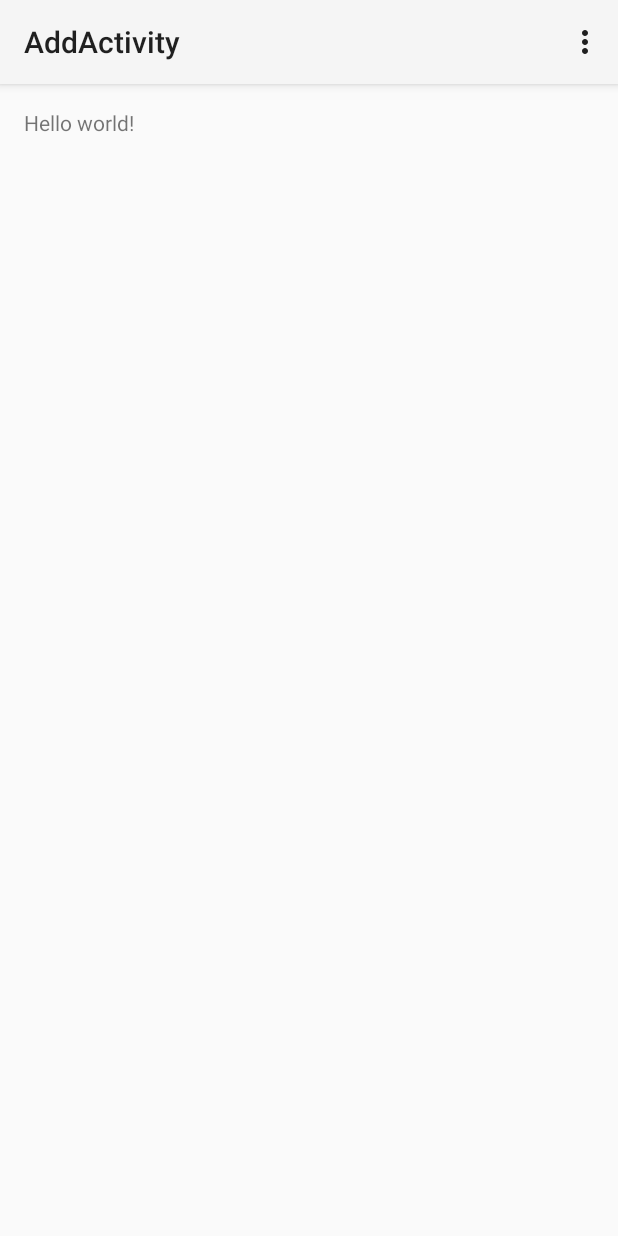
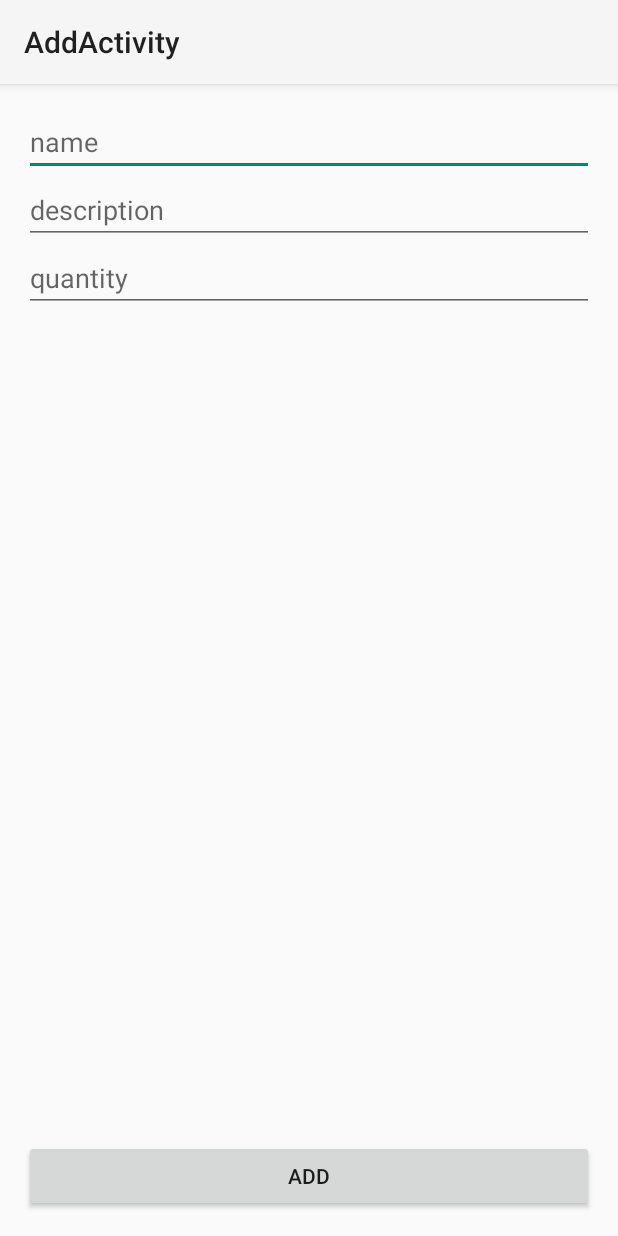
Before and after one commit to Dobosz/SMB-mini-pro01, an Android app: the screen it shows after launch (AddActivity), after a tap on "ADD", on a phone screen of 412 x 824 dp. Run offline under Robolectric (Android 15) with nearby library versions, the phone set to English and light mode, and no system bars; our stand-ins replace ButterKnife.

Commit message:
added add item functionality

```diff
--- a/app/build.gradle
+++ b/app/build.gradle
@@ -16,7 +16,7 @@ repositories {
 
 android {
     compileSdkVersion 22
-    buildToolsVersion "23.0.1"
+    buildToolsVersion '23.0.1'
 
     compileOptions {
         sourceCompatibility JavaVersion.VERSION_1_8
@@ -39,6 +39,7 @@ android {
 }
 
 dependencies {
-    compile fileTree(dir: 'libs', include: ['*.jar'])
+    compile fileTree(include: ['*.jar'], dir: 'libs')
     compile 'com.jakewharton:butterknife:7.0.1'
+    compile 'com.android.support:support-v4:22.0.0'
 }
--- a/app/src/main/java/pl/dobosz/smb01/app/activities/AddActivity.java
+++ b/app/src/main/java/pl/dobosz/smb01/app/activities/AddActivity.java
@@ -1,39 +1,49 @@
 package pl.dobosz.smb01.app.activities;
 
 import android.app.Activity;
+import android.content.Intent;
 import android.os.Bundle;
-import android.view.Menu;
-import android.view.MenuItem;
+import android.support.v4.content.LocalBroadcastManager;
+import android.widget.EditText;
+import butterknife.Bind;
+import butterknife.ButterKnife;
+import butterknife.OnClick;
 import pl.dobosz.smb01.app.R;
+import pl.dobosz.smb01.app.models.CartItem;
+import pl.dobosz.smb01.app.providers.CartProvider;
 
 public class AddActivity extends Activity {
+
+    @Bind(R.id.edit_name)
+    EditText editName;
+
+    @Bind(R.id.edit_description)
+    EditText editDescription;
+
+    @Bind(R.id.edit_quantity)
+    EditText editQuantity;
+
+    private CartProvider cartProvider;
 
     @Override
     protected void onCreate(Bundle savedInstanceState) {
         super.onCreate(savedInstanceState);
         setContentView(R.layout.activity_add);
+        ButterKnife.bind(this);
+        cartProvider = new CartProvider(this);
     }
 
-
-    @Override
-    public boolean onCreateOptionsMenu(Menu menu) {
-        // Inflate the menu; this adds items to the action bar if it is present.
-        getMenuInflater().inflate(R.menu.menu_add, menu);
-        return true;
+    @OnClick(R.id.add_item_button)
+    void addButtonClick() {
+        final String name = editName.getText().toString();
+        final String description = editDescription.getText().toString();
+        final int quantity = Integer.parseInt(editQuantity.getText().toString());
+        final CartItem cartItem = new CartItem(name, description, quantity);
+        final Intent intent = new Intent(MainActivity.SHOPPING_LIST_ADD);
+        cartProvider.addCardItem(cartItem);
+        intent.putExtra(MainActivity.CARD_ITEM_TAG, cartItem);
+        LocalBroadcastManager.getInstance(this).sendBroadcast(intent);
+        finish();
     }
 
-    @Override
-    public boolean onOptionsItemSelected(MenuItem item) {
-        // Handle action bar item clicks here. The action bar will
-        // automatically handle clicks on the Home/Up button, so long
-        // as you specify a parent activity in AndroidManifest.xml.
-        int id = item.getItemId();
-
-        //noinspection SimplifiableIfStatement
-        if (id == R.id.action_settings) {
-            return true;
-        }
-
-        return super.onOptionsItemSelected(item);
-    }
 }
--- a/app/src/main/java/pl/dobosz/smb01/app/activities/MainActivity.java
+++ b/app/src/main/java/pl/dobosz/smb01/app/activities/MainActivity.java
@@ -1,8 +1,12 @@
 package pl.dobosz.smb01.app.activities;
 
 import android.app.Activity;
+import android.content.BroadcastReceiver;
+import android.content.Context;
 import android.content.Intent;
+import android.content.IntentFilter;
 import android.os.Bundle;
+import android.support.v4.content.LocalBroadcastManager;
 import android.util.SparseBooleanArray;
 import android.view.Menu;
 import android.view.MenuItem;
@@ -15,17 +19,28 @@ import pl.dobosz.smb01.app.adapters.CartAdapter;
 import pl.dobosz.smb01.app.models.CartItem;
 import pl.dobosz.smb01.app.providers.CartProvider;
 
-import java.util.ArrayList;
-import java.util.List;
-
 
 public class MainActivity extends Activity {
 
+    public static final String SHOPPING_LIST_ADD = "shopping.list.add";
+    public static final String CARD_ITEM_TAG = "card.item.tag";
     private CartProvider cartProvider;
     private CartAdapter cartAdapter;
 
     @Bind(R.id.shopping_list)
     ListView shoppingList;
+
+    @Override
+    protected void onCreate(Bundle savedInstanceState) {
+        super.onCreate(savedInstanceState);
+        setContentView(R.layout.activity_main);
+        ButterKnife.bind(this);
+        cartProvider = new CartProvider(this);
+        cartAdapter = new CartAdapter(this, -1, cartProvider.fetchCartItems());
+        shoppingList.setAdapter(cartAdapter);
+        LocalBroadcastManager.getInstance(this).registerReceiver(messageReceiver,
+                new IntentFilter(SHOPPING_LIST_ADD));
+    }
 
     @OnItemClick(R.id.shopping_list)
     public void onItemClick(AdapterView<?> adapterView, View view, int i, long l) {
@@ -57,36 +72,38 @@ public class MainActivity extends Activity {
     }
 
     @Override
-    protected void onCreate(Bundle savedInstanceState) {
-        super.onCreate(savedInstanceState);
-        setContentView(R.layout.activity_main);
-        ButterKnife.bind(this);
-        cartProvider = new CartProvider(this);
-        cartProvider.addCardItem(new CartItem("n01", "d01", 1));
-        cartAdapter = new CartAdapter(this, -1, cartProvider.fetchCartItems());
-        shoppingList.setAdapter(cartAdapter);
-    }
-
-    @Override
     public boolean onCreateOptionsMenu(Menu menu) {
-        // Inflate the menu; this adds items to the action bar if it is present.
         getMenuInflater().inflate(R.menu.menu_main, menu);
         return true;
     }
 
     @Override
     public boolean onOptionsItemSelected(MenuItem item) {
-        // Handle action bar item clicks here. The action bar will
-        // automatically handle clicks on the Home/Up button, so long
-        // as you specify a parent activity in AndroidManifest.xml.
         int id = item.getItemId();
-
-        //noinspection SimplifiableIfStatement
-        if (id == R.id.action_settings) {
+        if (id == R.id.action_check_all) {
+            checkAll();
             return true;
         }
 
         return super.onOptionsItemSelected(item);
     }
 
+    private void checkAll() {
+        int size = cartAdapter.getCount();
+        for (int i = 0; i != size; i++)
+            shoppingList.setItemChecked(i, true);
+    }
+
+    private BroadcastReceiver messageReceiver = new BroadcastReceiver() {
+        @Override
+        public void onReceive(Context context, Intent intent) {
+            cartAdapter.add((CartItem)intent.getSerializableExtra(CARD_ITEM_TAG));
+        }
+    };
+
+    @Override
+    protected void onDestroy() {
+        LocalBroadcastManager.getInstance(this).unregisterReceiver(messageReceiver);
+        super.onDestroy();
+    }
 }
--- a/app/src/main/java/pl/dobosz/smb01/app/models/CartItem.java
+++ b/app/src/main/java/pl/dobosz/smb01/app/models/CartItem.java
@@ -1,9 +1,11 @@
 package pl.dobosz.smb01.app.models;
+
+import java.io.Serializable;
 
 /**
  * Created by dobosz on 9/29/15.
  */
-public class CartItem {
+public class CartItem implements Serializable{
 
     private long id;
     private String name;
--- a/app/src/main/res/layout/activity_add.xml
+++ b/app/src/main/res/layout/activity_add.xml
@@ -8,9 +8,38 @@
                 android:paddingBottom="@dimen/activity_vertical_margin"
                 tools:context="pl.dobosz.smb01.app.activities.AddActivity">
 
-    <TextView
-            android:text="@string/hello_world"
-            android:layout_width="wrap_content"
-            android:layout_height="wrap_content"/>
+    <LinearLayout android:orientation="vertical"
+                  android:layout_width="match_parent"
+                  android:layout_height="wrap_content">
+
+        <EditText android:id="@+id/edit_name"
+                  android:layout_width="match_parent"
+                  android:layout_height="wrap_content"
+                  android:singleLine="true"
+                  android:maxLength="25"
+                  android:hint="@string/hint_name"/>
+
+        <EditText android:id="@+id/edit_description"
+                  android:layout_width="match_parent"
+                  android:layout_height="wrap_content"
+                  android:inputType="textMultiLine"
+                  android:maxLines="4"
+                  android:hint="@string/hint_description"/>
+
+        <EditText android:id="@+id/edit_quantity"
+                  android:layout_width="match_parent"
+                  android:layout_height="wrap_content"
+                  android:singleLine="true"
+                  android:maxLength="5"
+                  android:inputType="number"
+                  android:hint="@string/hint_quality"/>
+
+    </LinearLayout>
+
+    <Button android:id="@+id/add_item_button"
+            android:layout_width="match_parent"
+            android:layout_height="wrap_content"
+            android:text="@string/add"
+            android:layout_alignParentBottom="true"/>
 
 </RelativeLayout>
--- a/app/src/main/res/menu/menu_add.xml
+++ /dev/null
@@ -1,8 +0,0 @@
-<menu xmlns:android="http://schemas.android.com/apk/res/android"
-      xmlns:tools="http://schemas.android.com/tools"
-      tools:context="pl.dobosz.smb01.app.activities.AddActivity">
-    <item android:id="@+id/action_settings"
-          android:title="@string/action_settings"
-          android:orderInCategory="100"
-          android:showAsAction="never"/>
-</menu>
--- a/app/src/main/res/menu/menu_main.xml
+++ b/app/src/main/res/menu/menu_main.xml
@@ -1,8 +1,8 @@
 <menu xmlns:android="http://schemas.android.com/apk/res/android"
       xmlns:tools="http://schemas.android.com/tools"
       tools:context=".MainActivity">
-    <item android:id="@+id/action_settings"
-          android:title="@string/action_settings"
+    <item android:id="@+id/action_check_all"
+          android:title="@string/action_check_all"
           android:orderInCategory="100"
           android:showAsAction="never"/>
 </menu>
--- a/app/src/main/res/values/strings.xml
+++ b/app/src/main/res/values/strings.xml
@@ -6,4 +6,8 @@
     <string name="delete">Delete</string>
     <string name="add">Add</string>
     <string name="title_activity_add">AddActivity</string>
+    <string name="action_check_all">Check all</string>
+    <string name="hint_name">name</string>
+    <string name="hint_description">description</string>
+    <string name="hint_quality">quantity</string>
 </resources>
```
Also changed, not shown: 1 other file.
